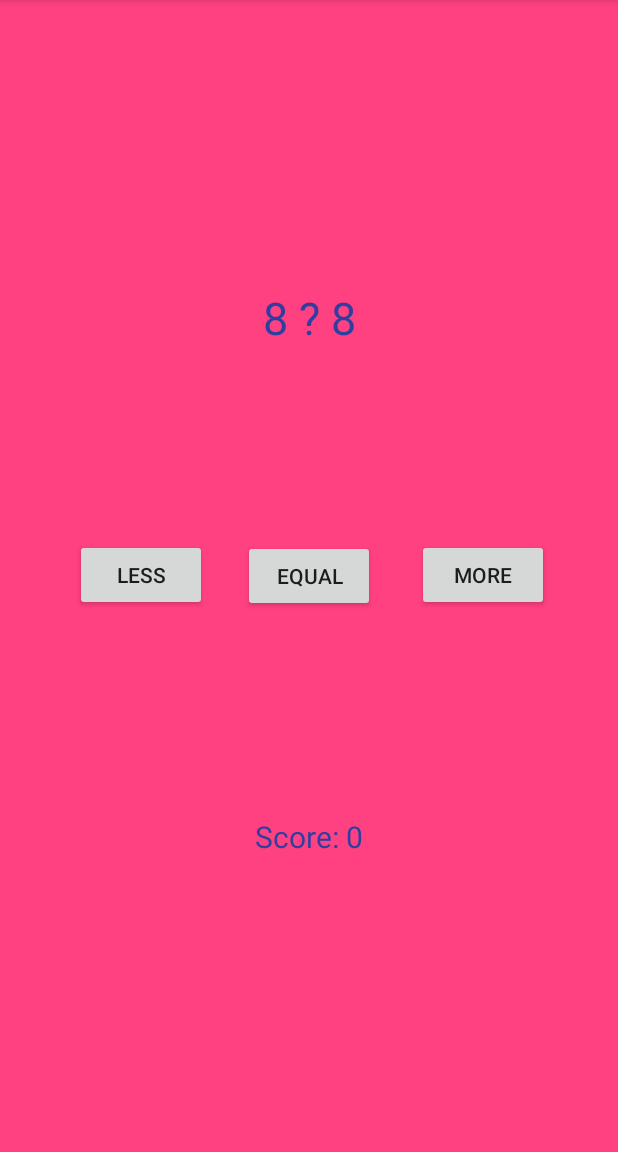
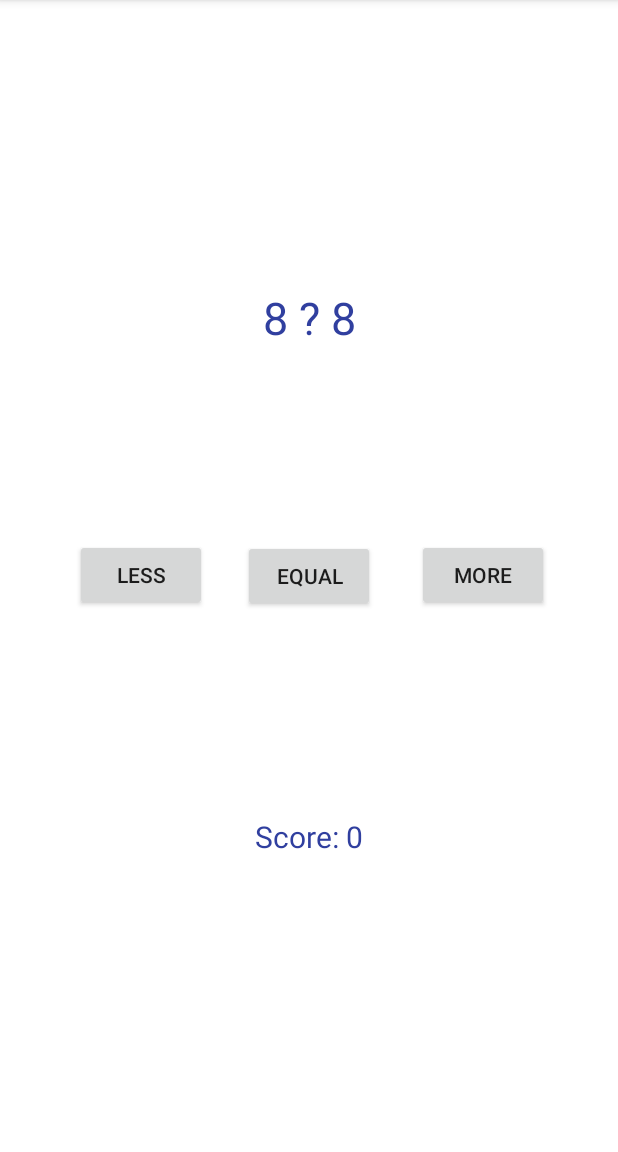
Before and after one commit to AndroidMobileDevCourse/MamyrbaevAidyn_NumberProject, an Android app: the SecondActivity screen opened directly, with no data from a screen before it, on a phone screen of 412 x 824 dp, the part 84-1236 px from its top. Run offline under Robolectric (Android 15) with nearby library versions, the phone set to English and light mode, and no system bars.

Commit message:
first commit

```diff
--- a/app/src/main/res/layout/activity_main.xml
+++ b/app/src/main/res/layout/activity_main.xml
@@ -4,7 +4,7 @@
     xmlns:tools="http://schemas.android.com/tools"
     android:layout_width="match_parent"
     android:layout_height="match_parent"
-    android:background="@color/colorAccent"
+    android:background="@color/white"
     tools:context=".MainActivity">
 
     <Button
--- a/app/src/main/res/layout/activity_second.xml
+++ b/app/src/main/res/layout/activity_second.xml
@@ -4,7 +4,7 @@
     xmlns:tools="http://schemas.android.com/tools"
     android:layout_width="match_parent"
     android:layout_height="match_parent"
-    android:background="@color/colorAccent"
+    android:background="@color/white"
     tools:context=".SecondActivity">
 
 
```
